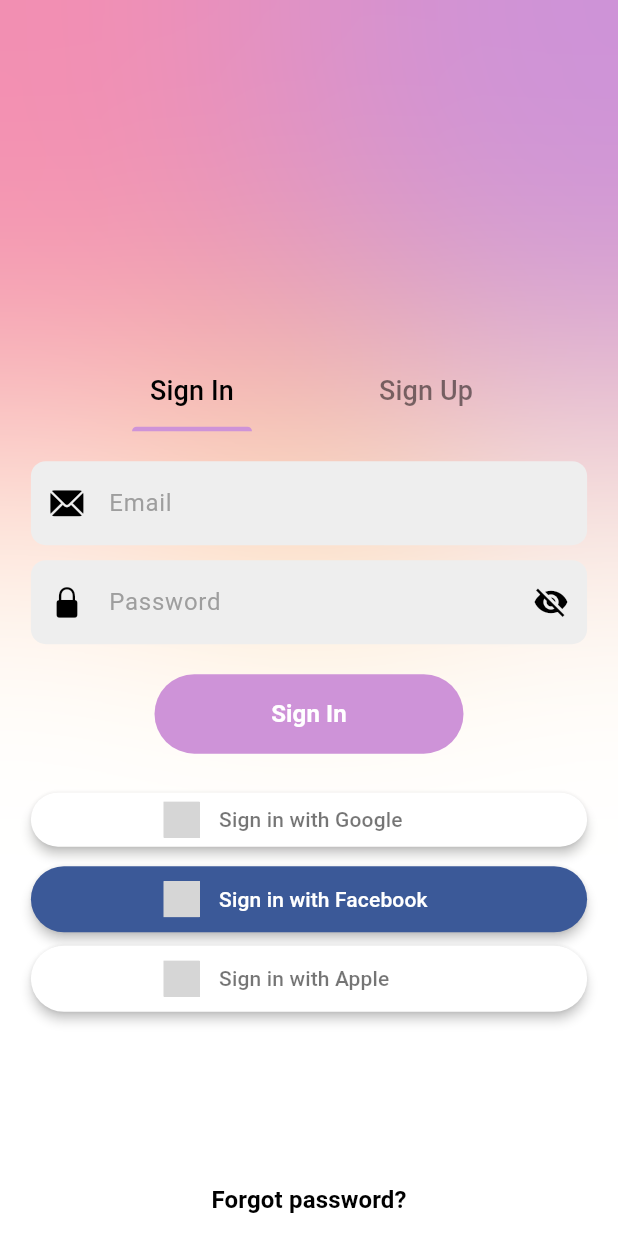
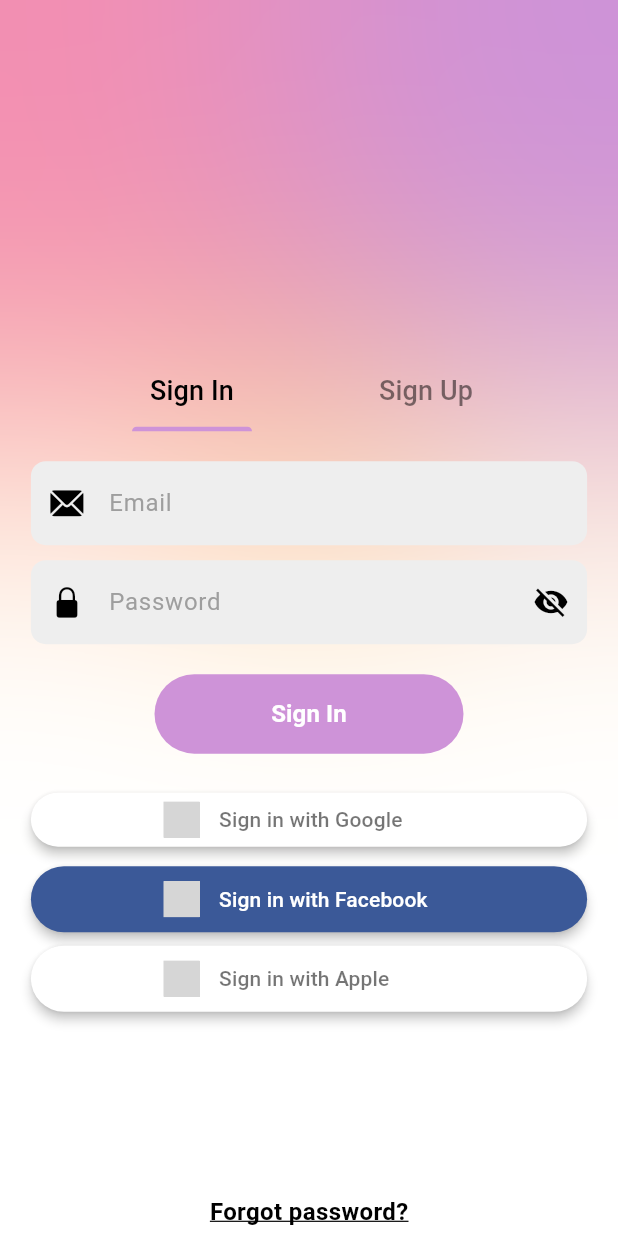
Before and after one commit to GabTibolla/LoginFirebase, a Flutter app: the screen it shows after launch, on a phone screen of 412 x 824 dp. Run offline on Flutter 3.47's test engine with Material 3 defaults, Android fonts, the phone set to English and light mode, and no system bars; drawn by our look-alikes of sign_in_button; our stand-ins replace bloc, cloud_firestore, equatable, firebase_auth, firebase_core, flutter_bloc and 1 more; missing offline and left inert: flutter_facebook_auth; accounts and stored records are empty; grey boxes are pictures that could not be loaded.

```diff
--- a/lib/blocs/sign_in_bloc/sign_in_event.dart
+++ b/lib/blocs/sign_in_bloc/sign_in_event.dart
@@ -18,6 +18,10 @@ class SignInGoogleRequired extends SignInEvent {
   const SignInGoogleRequired();
 }
 
+class SignInFacebookRequired extends SignInEvent {
+  const SignInFacebookRequired();
+}
+
 class SignOutRequired extends SignInEvent {
   const SignOutRequired();
 }
--- a/lib/screens/auth/sign_in_screen.dart
+++ b/lib/screens/auth/sign_in_screen.dart
@@ -150,7 +150,7 @@ class _SignInScreenState extends State<SignInScreen> {
               child: SignInButton(
                 Buttons.facebook,
                 onPressed: () {
-                  //context.read<SignInBloc>().add(const SignInGoogleRequired());
+                  context.read<SignInBloc>().add(const SignInFacebookRequired());
                 },
                 padding: const EdgeInsets.symmetric(vertical: 10),
                 shape: ShapeBorder.lerp(
@@ -180,16 +180,19 @@ class _SignInScreenState extends State<SignInScreen> {
             ),
             // Texto para recuperar a senha bem embaixo da tela
             const Spacer(),
-            TextButton(
-              onPressed: () {
-                //Navigator.pushNamed(context, '/forgot_password');
-              },
+            Padding(
+              padding: const EdgeInsets.all(5),
+              child: InkWell(
+                onTap: () {},
+                overlayColor: WidgetStateProperty.all(Colors.black),
                 child: const Text(
                   "Forgot password?",
                   style: TextStyle(
                     color: Colors.black,
                     fontSize: 16,
                     fontWeight: FontWeight.w600,
+                    decoration: TextDecoration.underline,
+                  ),
                 ),
               ),
             ),
--- a/packages/user_repository/lib/src/user_repo.dart
+++ b/packages/user_repository/lib/src/user_repo.dart
@@ -6,6 +6,7 @@ abstract class UserRepository {
 
   Future<void> signIn(String email, String password);
   Future<void> signInGoogle();
+  Future<void> signInFacebook();
   Future<UserModel> signUp(UserModel userModel, String password);
   Future<void> setUserData(UserModel user);
   Future<void> logOut();
--- a/packages/user_repository/pubspec.yaml
+++ b/packages/user_repository/pubspec.yaml
@@ -16,6 +16,7 @@ dependencies:
   cloud_firestore: ^5.0.2
   cupertino_icons: ^1.0.6
   google_sign_in: ^6.2.1
+  flutter_facebook_auth: ^7.0.1
 
 dev_dependencies:
   flutter_test:
```
Also changed, not shown: lib/blocs/sign_in_bloc/sign_in_bloc.dart (+11 -0 lines), packages/user_repository/lib/src/firebase_user_repo.dart (+25 -0 lines), packages/user_repository/pubspec.lock, pubspec.lock. Lines whose indentation alone changed are shown as unchanged.
